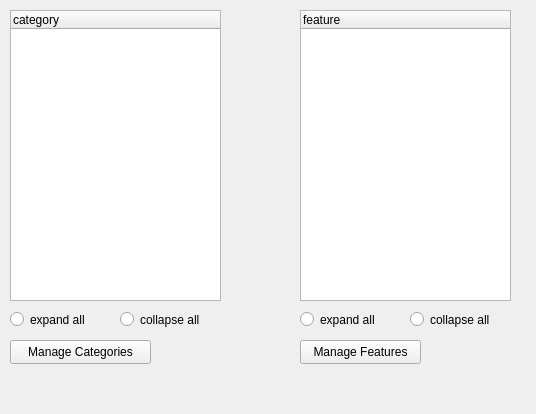
This is qt/apps/configurator/forms/init.ui in Wolframe/qtClient as Qt 5 draws it before an edit. The edited form follows.
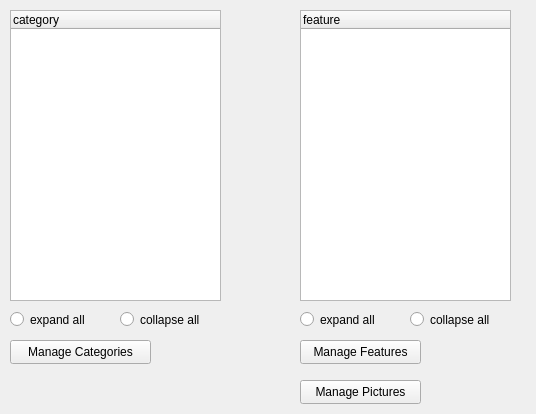
This is the edited form.

Commit message: fooling around with a picture list

```diff
--- a/qt/apps/configurator/forms/init.ui
+++ b/qt/apps/configurator/forms/init.ui
@@ -163,6 +163,28 @@
     <string>expand all</string>
    </property>
   </widget>
+  <widget class="QPushButton" name="managePictures">
+   <property name="geometry">
+    <rect>
+     <x>300</x>
+     <y>380</y>
+     <width>121</width>
+     <height>24</height>
+    </rect>
+   </property>
+   <property name="text">
+    <string>Manage Pictures</string>
+   </property>
+   <property name="form" stdset="0">
+    <string notr="true">pictures</string>
+   </property>
+   <property name="global.featureState" stdset="0">
+    <string notr="true">{feature.state}</string>
+   </property>
+   <property name="global.categoryState" stdset="0">
+    <string notr="true">{category.state}</string>
+   </property>
+  </widget>
  </widget>
  <resources/>
  <connections>
```
The commit also changes 6 other files.
